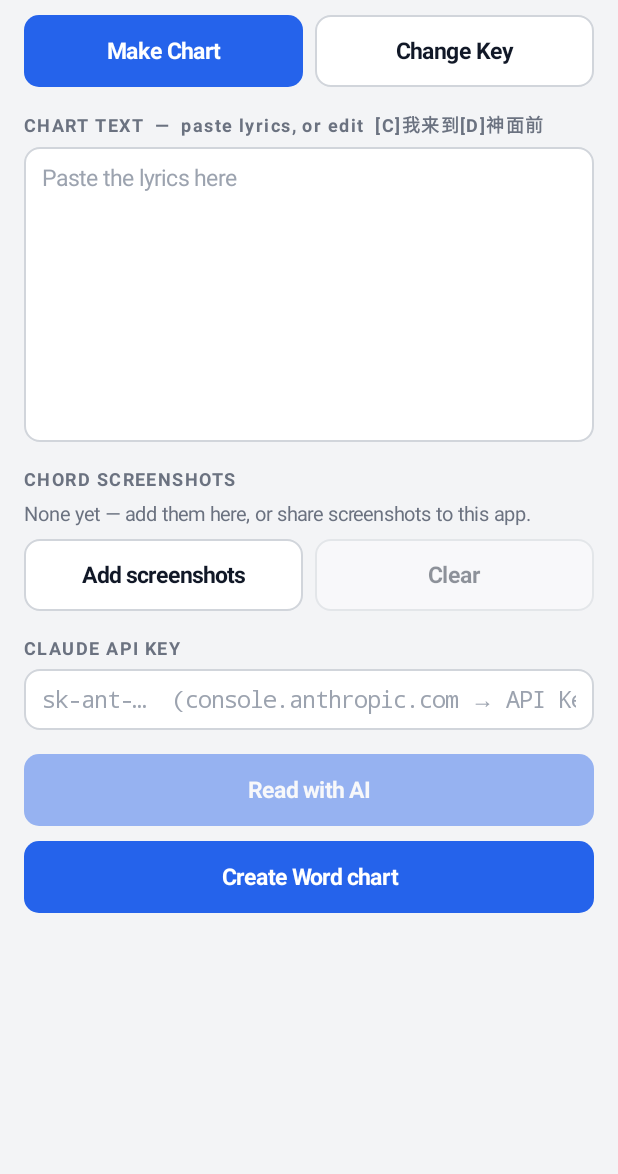
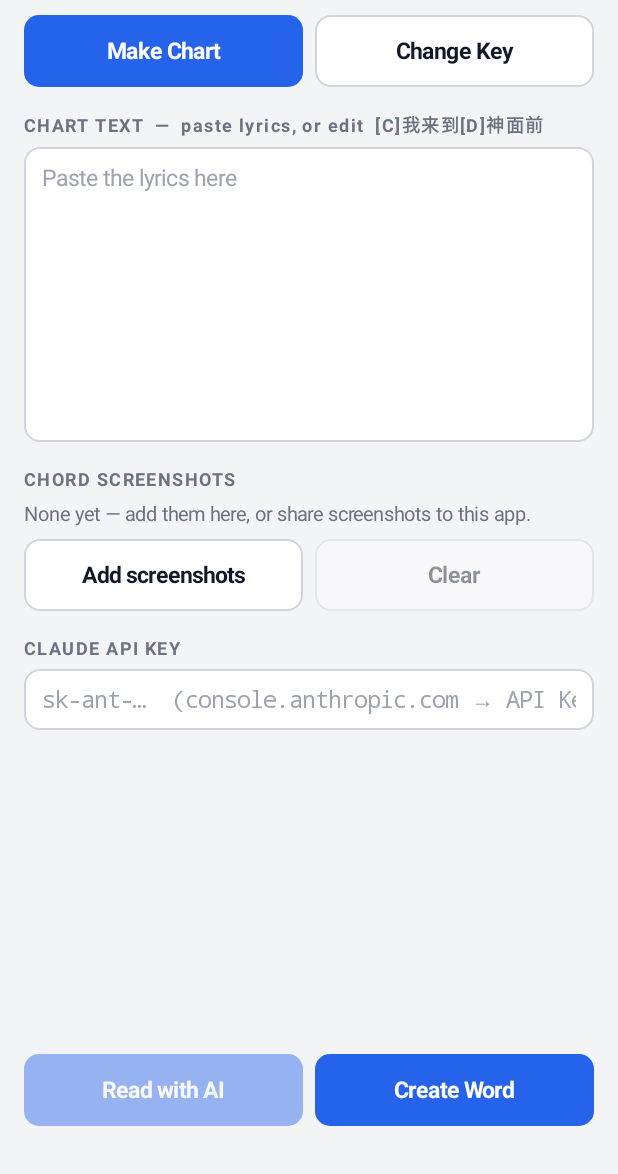
Before and after one commit to albert9108/Chord-Changer, an Android app: the screen it shows after launch (MainActivity), on a phone screen of 412 x 824 dp, the part 62-1236 px from its top. Run offline under Robolectric (Android 15) with nearby library versions, the phone set to English and light mode, and no system bars; 2 statements that could not run were skipped.

Commit message:
Android: keep the action buttons fixed at the bottom of the screen
Co-Authored-By: Claude Opus 5.5 <noreply@anthropic.com>
Claude-Session: https://claude.ai/code/session_01HDAUHixLZNAysHD2ZLzQth

```diff
--- a/android/app/src/main/java/com/albert/chordkey/MainActivity.java
+++ b/android/app/src/main/java/com/albert/chordkey/MainActivity.java
@@ -245,16 +245,21 @@ public class MainActivity extends Activity {
 
         readAI = button("Read with AI", true);
         readAI.setOnClickListener(v -> onReadAI());
-        p.addView(readAI, topGap(16));
+        createWord = button("Create Word", true);
+        createWord.setOnClickListener(v -> onCreateWord());
+        return withBottomBar(p, row(readAI, createWord));
+    }
 
-        createWord = button("Create Word chart", true);
-        createWord.setOnClickListener(v -> onCreateWord());
-        p.addView(createWord, topGap(10));
-
+    /** Scrolling content with the action buttons fixed underneath, always in reach. */
+    private View withBottomBar(View content, View bar) {
         ScrollView s = new ScrollView(this);
         s.setFillViewport(true);
-        s.addView(p);
-        return s;
+        s.addView(content);
+        LinearLayout page = new LinearLayout(this);
+        page.setOrientation(LinearLayout.VERTICAL);
+        page.addView(s, lp(ViewGroup.LayoutParams.MATCH_PARENT, 0, 1));
+        page.addView(bar, topGap(10));
+        return page;
     }
 
     private View buildKeyPage() {
@@ -292,11 +297,7 @@ public class MainActivity extends Activity {
 
         convertBtn = button("Convert", true);
         convertBtn.setOnClickListener(v -> onConvert());
-        p.addView(convertBtn, topGap(16));
-
-        ScrollView s = new ScrollView(this);
-        s.addView(p);
-        return s;
+        return withBottomBar(p, convertBtn);
     }
 
     private void showPage(boolean chart) {
@@ -534,10 +535,10 @@ public class MainActivity extends Activity {
                     String before = chartText.getText().toString();
                     chartText.setText(text);
                     refresh();
-                    setStatus("Done — check the chords, fix anything, then Create Word chart.");
+                    setStatus("Done — check the chords, fix anything, then Create Word.");
                     if (!before.trim().isEmpty()) {
                         prefs.edit().putString("before_ai", before).apply();
-                        Toast.makeText(this, "Your previous text is kept — long-press Create Word chart to restore it.",
+                        Toast.makeText(this, "Your previous text is kept — long-press Create Word to restore it.",
                                 Toast.LENGTH_LONG).show();
                     }
                 });
```
Also changed, not shown: 1 other file.
